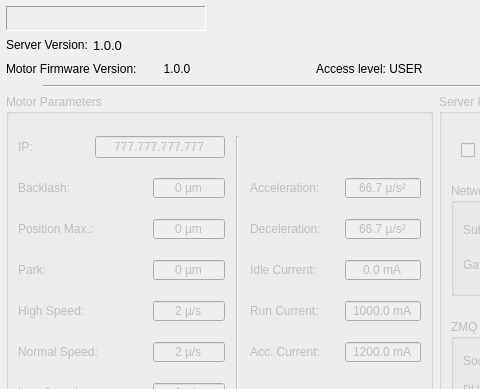
Qt form assets/ui/engineering.ui (dev-LNA/HostFocuser160) before a commit; both pictures show x 0 to 480 and y 0 to 389 of the 937 by 534 pixel window.
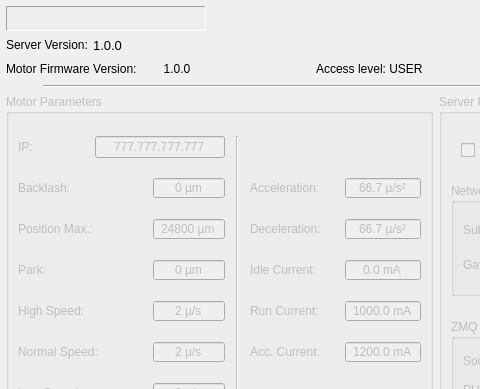
The same form after that commit. Icons and pictures are not drawn.

Diff of the .ui file:
```diff
--- a/assets/ui/engineering.ui
+++ b/assets/ui/engineering.ui
@@ -657,8 +657,11 @@
            <property name="suffix">
             <string> µm</string>
            </property>
+           <property name="minimum">
+            <number>24800</number>
+           </property>
            <property name="maximum">
-            <number>99999</number>
+            <number>25100</number>
            </property>
            <property name="stepType">
             <enum>QAbstractSpinBox::StepType::AdaptiveDecimalStepType</enum>
```
Left out of the diff: 2 changed lines with no effect on the pictures.
